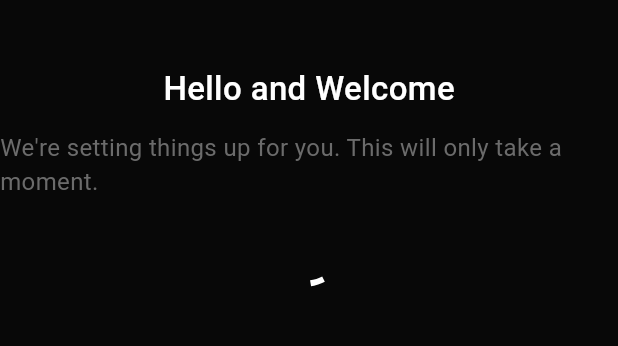
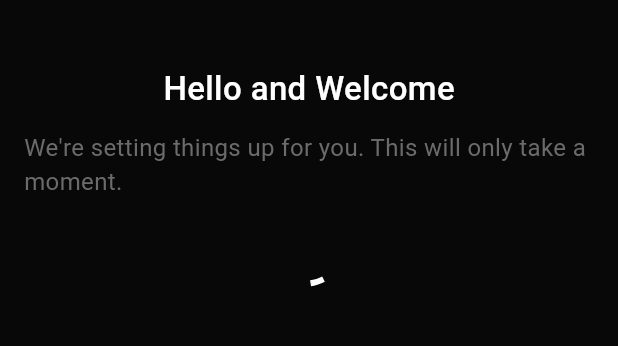
Before and after one commit to JaviKo500/gallery_app, a Flutter app: the screen it shows after launch, on a phone screen of 412 x 824 dp, the part 561-907 px from its top. Run offline on Flutter 3.47's test engine with Material 3 defaults, Android fonts, the phone set to English and light mode, and no system bars; our stand-ins replace flutter_riverpod, go_router; Roboto replaces fonts that are missing (Visby CF).

Commit message:
feat(ui): add custom size padding

```diff
--- a/lib/features/auth/presentation/screens/check_auth_status_screen.dart
+++ b/lib/features/auth/presentation/screens/check_auth_status_screen.dart
@@ -11,6 +11,8 @@ class CheckAuthStatusScreen extends StatelessWidget {
   Widget build(BuildContext context) {
     return Scaffold(
       body: Center(
+        child: Padding(
+          padding: customPaddingAllSize(context: context),
           child: Column(
             mainAxisAlignment: MainAxisAlignment.center,
             children: [
@@ -42,6 +44,7 @@ class CheckAuthStatusScreen extends StatelessWidget {
             ],
           ),
         ),
+      ),
     );
   }
 }
--- a/lib/features/shared/shared.dart
+++ b/lib/features/shared/shared.dart
@@ -4,3 +4,4 @@ export 'widgets/responsive.dart';
 
 // * ui
 export 'ui/custom_size_box_ui.dart';
+export 'ui/custom_padding_size_ui.dart';
--- /dev/null
+++ b/lib/features/shared/ui/custom_padding_size_ui.dart
@@ -0,0 +1,16 @@
+import 'package:flutter/material.dart';
+import 'package:gallery_app/features/shared/shared.dart';
+
+EdgeInsetsGeometry customPaddingAllSize ( {
+    required BuildContext context,
+    double mobileValue = 16,
+    double tableValue = 20,
+    double desktopValue = 24,
+  }) {
+  return EdgeInsets.all(
+    Responsive.getValueBySize(
+      context,
+      ValueBySize<double>(mobileValue: mobileValue, tableValue: tableValue, desktopValue: desktopValue)
+    )
+  );
+}
```
Lines whose indentation alone changed are shown as unchanged.
